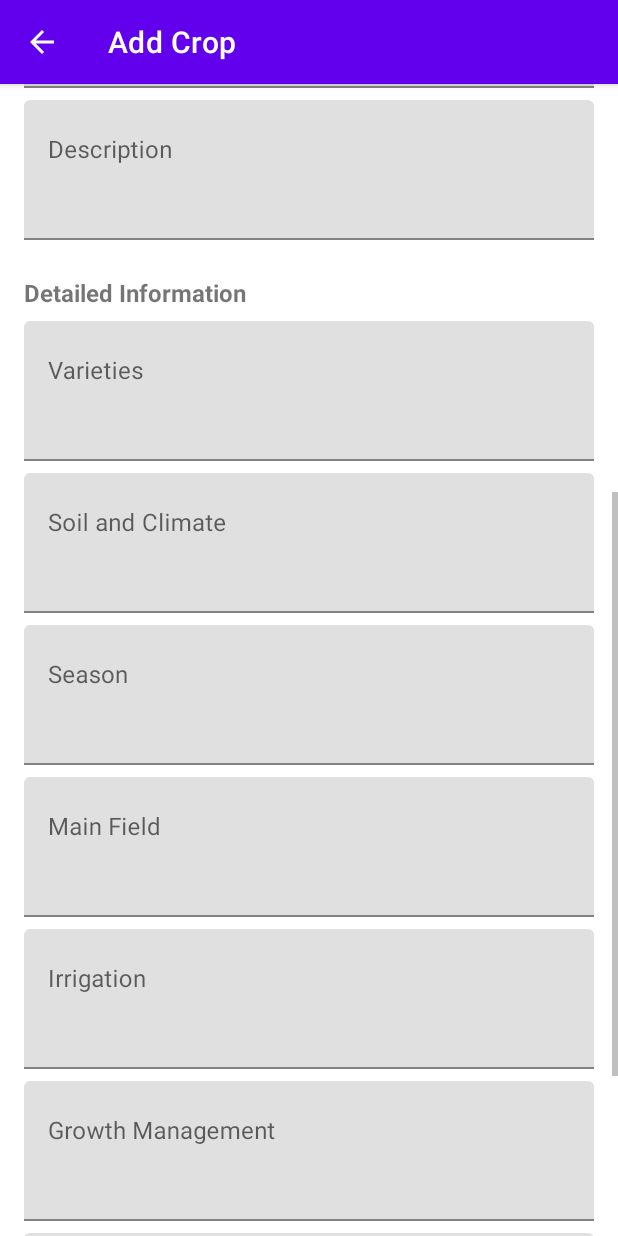
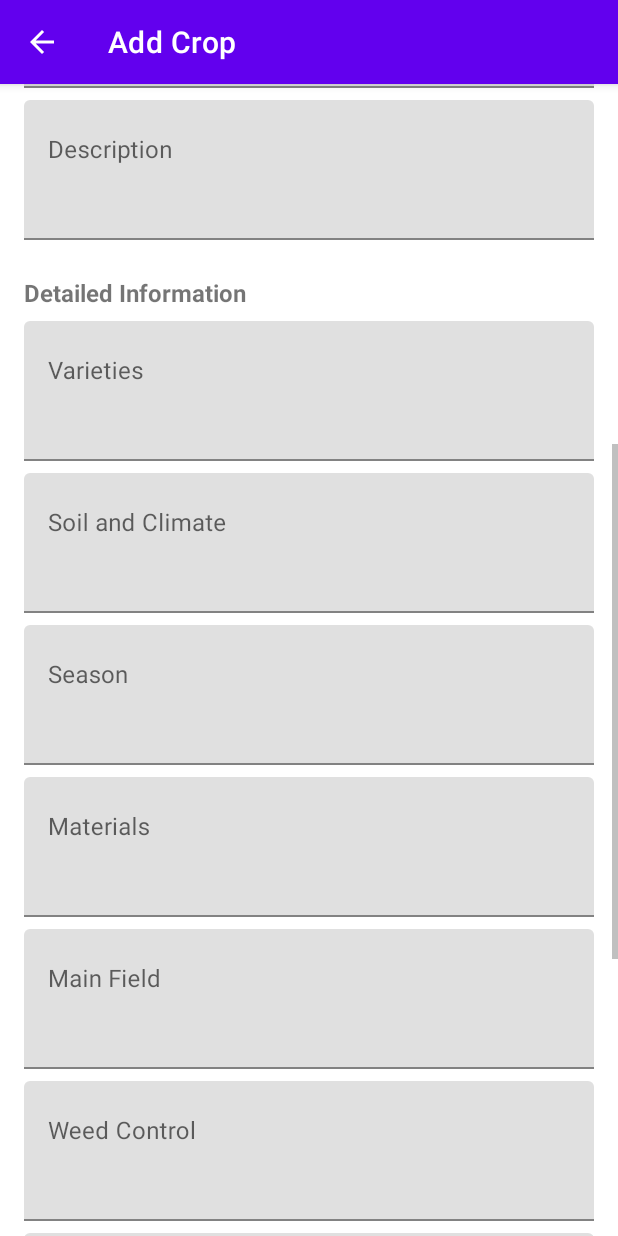
Before and after one commit to ermandac/CropManagementApp, an Android app: the Activity_AdminCropForm screen opened directly, with no data from a screen before it, scrolled down 537 dp, on a phone screen of 412 x 824 dp. Run offline under Robolectric (Android 15) with nearby library versions, the phone set to English and light mode, and no system bars; our stand-ins replace Firebase (no records; nobody signed in at launch, a user with empty details on screens opened directly); network calls fail; pictures from the network do not load.

Commit message:
fix: Implement Base64 image storage and fix admin panel crop data issues - Add Base64 image conversion for multi-device sync without Firebase Storage costs - Fix empty guidelines in admin panel by adding missing fields (materials, weedControl) - Add ID generation for new crops to prevent data mismatch - Update image loading in Admin Panel (AdapterAdminCrop) to decode Base64 - Update image loading in Farmer View (Adapter_CropList) to decode Base64 - Update AdminCropForm to encode images as Base64 and decode when editing - Add Materials and Weed Control input fields to admin crop form layout - Support backward compatibility with local file paths and URLs

```diff
--- a/app/src/main/res/layout/activity_admin_crop_form.xml
+++ b/app/src/main/res/layout/activity_admin_crop_form.xml
@@ -202,10 +202,42 @@
                 android:layout_width="match_parent"
                 android:layout_height="wrap_content"
                 android:layout_marginBottom="8dp"
+                android:hint="Materials">
+
+                <com.google.android.material.textfield.TextInputEditText
+                    android:id="@+id/et_materials"
+                    android:layout_width="match_parent"
+                    android:layout_height="wrap_content"
+                    android:inputType="textMultiLine"
+                    android:lines="3"
+                    android:gravity="top" />
+
+            </com.google.android.material.textfield.TextInputLayout>
+
+            <com.google.android.material.textfield.TextInputLayout
+                android:layout_width="match_parent"
+                android:layout_height="wrap_content"
+                android:layout_marginBottom="8dp"
                 android:hint="Main Field">
 
                 <com.google.android.material.textfield.TextInputEditText
                     android:id="@+id/et_main_field"
+                    android:layout_width="match_parent"
+                    android:layout_height="wrap_content"
+                    android:inputType="textMultiLine"
+                    android:lines="3"
+                    android:gravity="top" />
+
+            </com.google.android.material.textfield.TextInputLayout>
+
+            <com.google.android.material.textfield.TextInputLayout
+                android:layout_width="match_parent"
+                android:layout_height="wrap_content"
+                android:layout_marginBottom="8dp"
+                android:hint="Weed Control">
+
+                <com.google.android.material.textfield.TextInputEditText
+                    android:id="@+id/et_weed_control"
                     android:layout_width="match_parent"
                     android:layout_height="wrap_content"
                     android:inputType="textMultiLine"
```
Also changed, not shown: app/src/main/java/com/cma/thesis/cropmanagementapp/Activity_AdminCropForm.java (+56 -15 lines), app/src/main/java/com/cma/thesis/cropmanagementapp/AdapterAdminCrop.java (+42 -1 lines), app/src/main/java/com/cma/thesis/cropmanagementapp/Adapter_CropList.java (+48 -2 lines), app/src/main/java/com/cma/thesis/cropmanagementapp/ImageHelper.java (+111 -0 lines).
